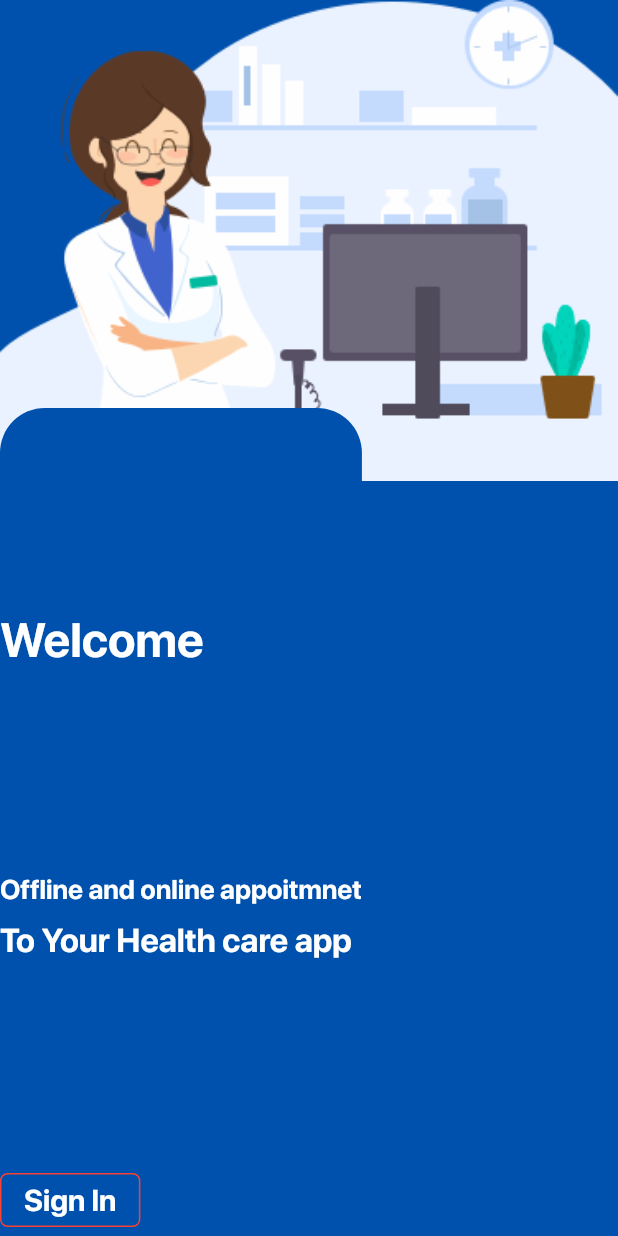
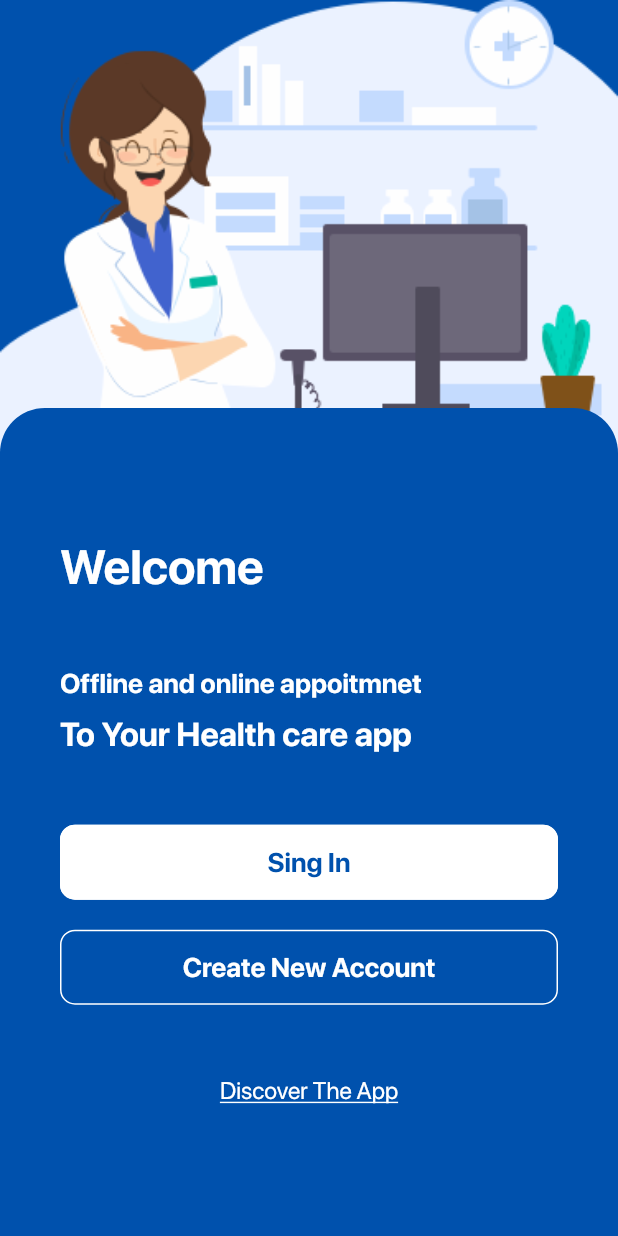
Before and after one commit to ahmedbob3/signs, a Flutter app: the screen it shows after launch, on a phone screen of 412 x 824 dp. Run offline on Flutter 3.47's test engine with Material 2 defaults, Android fonts, the phone set to English and light mode, and no system bars; our stand-ins replace dio, sqflite; accounts and stored records are empty; project files that could hold a hidden picture were left out.

Commit message:
- welcome screen done ( ui ) - font semi bold added

```diff
--- a/lib/Screens/welcome_screen.dart
+++ b/lib/Screens/welcome_screen.dart
@@ -1,5 +1,6 @@
 import 'package:flutter/material.dart';
 import 'package:signs/Utils/images.dart';
+import 'package:signs/Utils/strings.dart';
 import 'package:signs/Utils/styles.dart';
 import 'package:signs/widgets/widgets.dart';
 
@@ -30,6 +31,7 @@
                 Container(
                   margin: EdgeInsets.only(
                       top: MediaQuery.of(context).size.height * 0.33),
+                  padding: EdgeInsets.all(40),
                   decoration: BoxDecoration(
                     color: defaultBackgroundColor,
                     borderRadius: BorderRadius.only(
@@ -42,19 +44,30 @@
                       crossAxisAlignment: CrossAxisAlignment.start,
                       children: <Widget>[
                         Spacer(),
-                        Text('Welcome',
+                        Text(Strings().getWelcomeText(),
                             style: titleStyle(
                                 fontFamily: boldFontFamily, fontSize: 32)),
                         Spacer(),
-                        Text('Offline and online appoitmnet',
+                        Text(Strings().getLoginTitle1(),
                             style: titleStyle(
                                 fontFamily: boldFontFamily, fontSize: 18)),
                         SizedBox(height: 10),
-                        Text('To Your Health care app',
+                        Text(Strings().getLoginTitle2(),
                             style: titleStyle(
                                 fontFamily: boldFontFamily, fontSize: 22)),
                         Spacer(),
-                        button(null, 'Sign In')
+                        button(() {}, Strings().getSingInText()),
+                        SizedBox(height: 20),
+                        button(() {}, Strings().getCreateAccountText(),
+                            isFilledColor: false),
+                        Spacer(),
+                        Center(
+                          child: Text(
+                            Strings().getDiscoverApp(),
+                            style: titleStyle().copyWith(decoration: TextDecoration.underline),
+                          ),
+                        ),
+                        Spacer(),
                       ],
                     ),
                   ),
--- a/lib/Utils/Strings Data/strings_ar.dart
+++ b/lib/Utils/Strings Data/strings_ar.dart
@@ -1,3 +1,9 @@
 class Strings_AR {
   static const String APP_NAME = 'اسم التطبيق';
+  static const String WELCOME = 'أهلا';
+  static const String LOGIN_TITLE1 = 'Offline and online appoitmnet';
+  static const String LOGIN_TITLE2 = 'To Your Health care app';
+  static const String SIGN_IN = 'تسجيل الدخول';
+  static const String CREATE_ACCOUNT = 'تسجيل عضوية جديدة';
+  static const String DISCOVER_APP = 'إكتشف التطبيق';
 }
--- a/lib/Utils/Strings Data/strings_en.dart
+++ b/lib/Utils/Strings Data/strings_en.dart
@@ -1,3 +1,9 @@
 class Strings_EN {
   static const String APP_NAME = 'App Name';
+  static const String WELCOME = 'Welcome';
+  static const String LOGIN_TITLE1 = 'Offline and online appoitmnet';
+  static const String LOGIN_TITLE2 = 'To Your Health care app';
+  static const String SIGN_IN = 'Sing In';
+  static const String CREATE_ACCOUNT = 'Create New Account';
+  static const String DISCOVER_APP = 'Discover The App';
 }
--- a/lib/Utils/Strings Data/strings_inr.dart
+++ b/lib/Utils/Strings Data/strings_inr.dart
@@ -1,3 +1,9 @@
 class Strings_INR {
   static const String APP_NAME = 'App Name';
+  static const String WELCOME = 'Welcome';
+  static const String LOGIN_TITLE1 = 'Offline and online appoitmnet';
+  static const String LOGIN_TITLE2 = 'To Your Health care app';
+  static const String SIGN_IN = 'Sing In';
+  static const String CREATE_ACCOUNT = 'Create New Account';
+  static const String DISCOVER_APP = 'Discover The App';
 }
--- a/lib/Utils/strings.dart
+++ b/lib/Utils/strings.dart
@@ -16,4 +16,87 @@
         return Strings_EN.APP_NAME;
     }
   }
+
+  String getWelcomeText(){
+    switch (Constants.languageId) {
+      case languages.Arabic:
+        return Strings_AR.WELCOME;
+        break;
+      case languages.Indian:
+        return Strings_INR.WELCOME;
+        break;
+      default:
+        return Strings_EN.WELCOME;
+    }
+  }
+
+    String getLoginTitle1(){
+    switch (Constants.languageId) {
+      case languages.Arabic:
+        return Strings_AR.LOGIN_TITLE1;
+        break;
+      case languages.Indian:
+        return Strings_INR.LOGIN_TITLE1;
+        break;
+      default:
+        return Strings_EN.LOGIN_TITLE1;
+    }
+  }
+
+
+  String getLoginTitle2(){
+    switch (Constants.languageId) {
+      case languages.Arabic:
+        return Strings_AR.LOGIN_TITLE2;
+        break;
+      case languages.Indian:
+        return Strings_INR.LOGIN_TITLE2;
+        break;
+      default:
+        return Strings_EN.LOGIN_TITLE2;
+    }
+  }
+
+
+  String getSingInText(){
+    switch (Constants.languageId) {
+      case languages.Arabic:
+        return Strings_AR.SIGN_IN;
+        break;
+      case languages.Indian:
+        return Strings_INR.SIGN_IN;
+        break;
+      default:
+        return Strings_EN.SIGN_IN;
+    }
+  }
+
+
+  String getCreateAccountText(){
+    switch (Constants.languageId) {
+      case languages.Arabic:
+        return Strings_AR.CREATE_ACCOUNT;
+        break;
+      case languages.Indian:
+        return Strings_INR.CREATE_ACCOUNT;
+        break;
+      default:
+        return Strings_EN.CREATE_ACCOUNT;
+    }
+  }
+
+
+  String getDiscoverApp(){
+    switch (Constants.languageId) {
+      case languages.Arabic:
+        return Strings_AR.DISCOVER_APP;
+        break;
+      case languages.Indian:
+        return Strings_INR.DISCOVER_APP;
+        break;
+      default:
+        return Strings_EN.DISCOVER_APP;
+    }
+  }
+
 }
--- a/lib/Utils/styles.dart
+++ b/lib/Utils/styles.dart
@@ -7,6 +7,7 @@
 const lightFontFamily = 'Font-Light';
 const mediumFontFamily = 'Font-Medium';
 const boldFontFamily = 'Font-Bold';
+const semiBoldFontFamily = 'Font-SemiBold';
 
 const defaultBackgroundColor = Color.fromRGBO(0, 81, 173, 1);
 const defaultSecondaryBackgroundColor = Color(0xFF3D5A80);
--- a/lib/main.dart
+++ b/lib/main.dart
@@ -12,13 +12,12 @@
       title: 'Flutter Demo',
       debugShowCheckedModeBanner: false,
       theme: ThemeData(
-        // primarySwatch: Colors.blue,
+        primarySwatch: Colors.blue,
         fontFamily: 'Font-Regular',
-        backgroundColor:  defaultBackgroundColor,
-        canvasColor:  defaultBackgroundColor,
+        backgroundColor: defaultBackgroundColor,
+        canvasColor: defaultBackgroundColor,
         primaryColor: defaultBackgroundColor,
-        accentColor: defaultBackgroundColor,
-        scaffoldBackgroundColor:  defaultBackgroundColor,
+        scaffoldBackgroundColor: defaultBackgroundColor,
       ),
       home: WelcomeScreen(),
     );
--- a/lib/widgets/widgets.dart
+++ b/lib/widgets/widgets.dart
@@ -87,21 +87,25 @@
 }
 
 Widget button(Function onPress, String labelText,
-    {bool isFilledColor = true, Color color}) {
-  return MaterialButton(
+    {bool isFilledColor = true}) {
+  return Container(
+    width: double.infinity,
+    height: 50,
+    child: MaterialButton(
       onPressed: onPress,
       shape: RoundedRectangleBorder(
-      borderRadius: BorderRadius.circular(5),
-      side: BorderSide(color: Colors.red),
+        borderRadius: BorderRadius.circular(10),
+        side: BorderSide(color: Colors.white),
       ),
       elevation: 0,
-    color: Colors.red,
+      color: isFilledColor ? Colors.white : defaultBackgroundColor,
       child: Text(
         labelText,
         style: TextStyle(
-          color: color != null ? defaultBackgroundColor : Colors.white,
-          fontSize: 20,
+            color: !isFilledColor ? Colors.white : defaultBackgroundColor,
+            fontSize: 18,
             fontFamily: boldFontFamily),
+      ),
     ),
   );
 }
```
Also changed, not shown: pubspec.yaml (+5 -2 lines), assets/fonts/SF-Pro-Display-Semibold.otf (added), 1 other file. Lines whose indentation alone changed are shown as unchanged.
